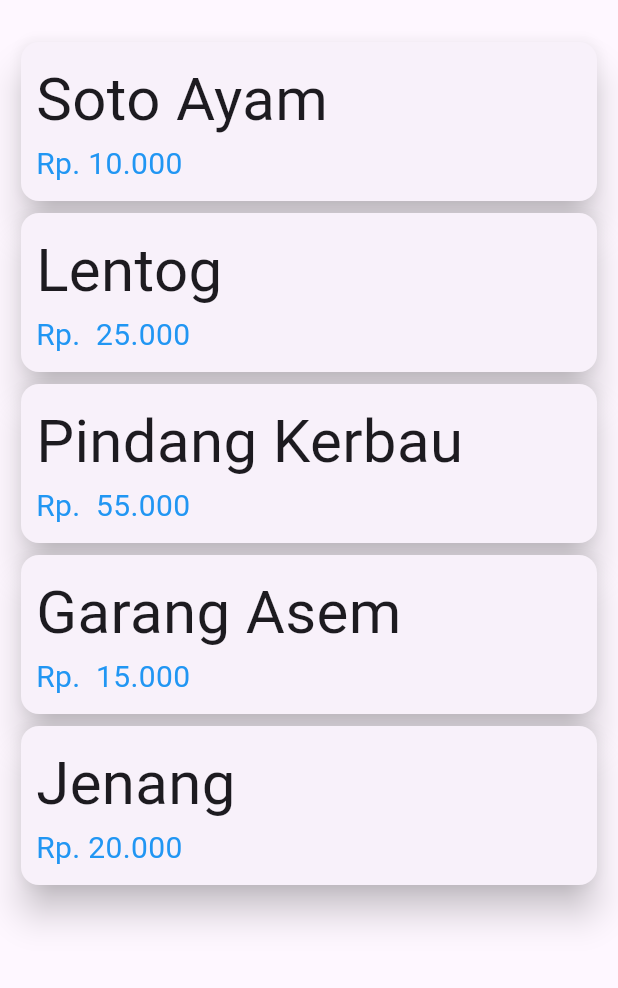
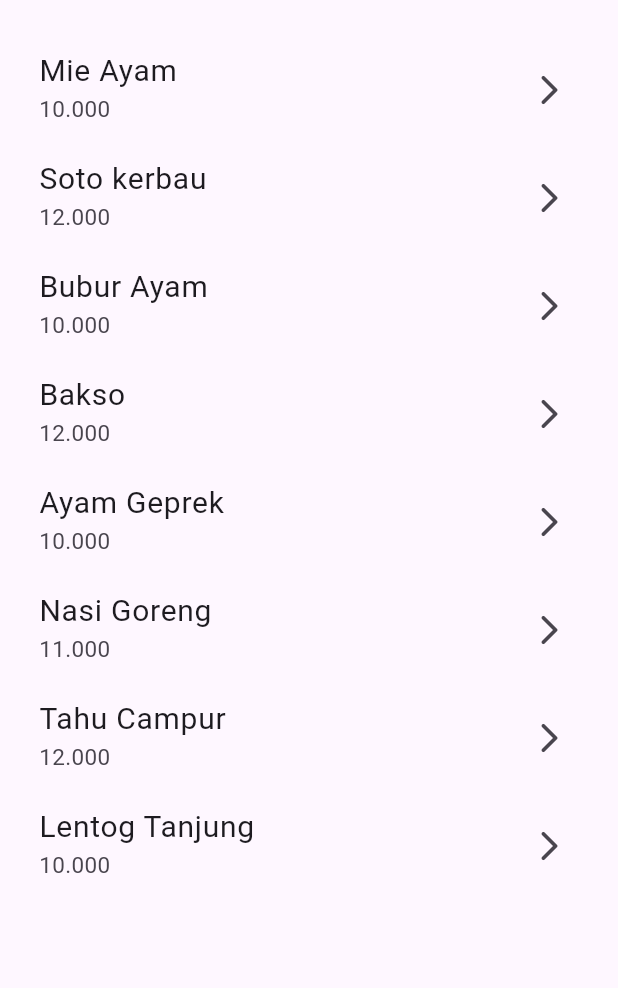
Before and after one commit to janitramahesvari/ListMakanan-GetX, a Flutter app: the screen it shows after launch, on a phone screen of 412 x 824 dp, the part 63-1051 px from its top. Run offline on Flutter 3.47's test engine with Material 3 defaults, Android fonts, the phone set to English and light mode, and no system bars; our stand-ins replace get.

Commit message:
first commit

```diff
--- a/lib/controller/listmakanan_controller.dart
+++ b/lib/controller/listmakanan_controller.dart
@@ -10,18 +10,18 @@ class ListMakananController extends GetxController {
      deskripsiMakanan: "Soto ayam khas dengan kuah bening gurih dan taburan koya",
     ratingMakanan: 4.5, reviewMakanan: "Soto ayam ini sangat enak dan gurih, cocok untuk makan siang"),
 
-    MakananModels(namaMakanan: "Lentog", hargaMakanan: " 25.000",
+    MakananModels(namaMakanan: "Lentog", hargaMakanan: "25.000",
     gambarMakanan: "https://tourism.kuduskab.go.id/wp-content/uploads/2024/12/lentog-tanjung-4-1536x1024.jpg",
     deskripsiMakanan: "Lentog khas Kudus dengan kuah santan dan taburan bawang goreng",
     ratingMakanan: 4.0, reviewMakanan: "Lentog ini sangat enak dan gurih, cocok untuk sarapan pagi"),
 
-    MakananModels(namaMakanan: "Pindang Kerbau", hargaMakanan: " 55.000",
+    MakananModels(namaMakanan: "Pindang Kerbau", hargaMakanan: "55.000",
     gambarMakanan: "https://disbudpar.kuduskab.go.id/kurmacenter/wp-content/uploads/2022/12/3-2-768x768.jpg",
     deskripsiMakanan: "Pindang daging kerbau berkuah hitam khas rempah kudus",
     ratingMakanan: 4.8, reviewMakanan: "Pindang kerbau ini sangat enak dan gurih, cocok untuk makan malam"),
 
 
-    MakananModels(namaMakanan: "Garang Asem", hargaMakanan: " 15.000", gambarMakanan:"https://nico.co.id/wp-content/uploads/2025/12/garang-asem.jpg",
+    MakananModels(namaMakanan: "Garang Asem", hargaMakanan: "15.000", gambarMakanan:"https://nico.co.id/wp-content/uploads/2025/12/garang-asem.jpg",
     deskripsiMakanan: "Garang asem makanan berkuah bening yang segar dengan daging ayam",
     ratingMakanan: 5.0, reviewMakanan: "Garang asem sangat segar, cocok untuk makan siang"),
 
--- /dev/null
+++ b/lib/controllers_09/listmakanan_controller.dart
@@ -0,0 +1,72 @@
+import 'package:firstproject/models09/makanan_model.dart';
+import 'package:get/get.dart';
+
+class ListmakananController extends GetxController {
+  // Data makanan berupa List
+  List<MakananModel> dataMakanan = [
+    MakananModel(
+      namaMakanan: "Mie Ayam",
+      harga: "10.000",
+      reviewMakanan: "Hidangan dengan cita rasa gurih yang dipadukan dengan tekstur mi yang lembut dan topping ayam berbumbu.",
+      ratingMakanan: 4.5,
+      deskripsiMakanan: "Mie ayam merupakan hidangan berbahan dasar mi yang disajikan dengan potongan daging ayam berbumbu, sayuran, dan kuah kaldu.",
+      gambarMakanan: "https://nibble-images.b-cdn.net/nibble/original_images/1000015570.jpg?class=medium",
+    ),
+    MakananModel(
+      namaMakanan: "Soto kerbau",
+      harga: "12.000",
+      reviewMakanan: "Memiliki cita rasa rempah yang khas dengan perpaduan kuah gurih dan daging kerbau yang kaya rasa.",
+      ratingMakanan: 4.0,
+      deskripsiMakanan: "Soto kerbau merupakan hidangan berkuah yang menggunakan daging kerbau sebagai bahan utama, dilengkapi bumbu rempah dan pelengkap sesuai penyajian.",
+      gambarMakanan: "https://rricoid-assets.obs.ap-southeast-4.myhuaweicloud.com/berita/Semarang/o/1718856673265-13743434_306552969709244_1835153491_n/asa1nftxb2grh13.jpeg",
+    ),
+    MakananModel(
+      namaMakanan: "Bubur Ayam",
+      harga: "10.000",
+      reviewMakanan: "Tekstur bubur yang lembut berpadu dengan rasa gurih serta beragam pelengkap yang menambah cita rasa.",
+      ratingMakanan: 4.5,
+      deskripsiMakanan: "Bubur ayam merupakan hidangan berbahan dasar beras yang dimasak hingga bertekstur lembut, kemudian disajikan dengan suwiran ayam dan aneka pelengkap.",
+      gambarMakanan: "https://i0.wp.com/resepkoki.id/wp-content/uploads/2017/04/Resep-Bubur-Ayam.jpg?fit=1536%2C1536&ssl=1",
+    ),
+    MakananModel(
+      namaMakanan: "Bakso",
+      harga: "12.000",
+      reviewMakanan: "Perpaduan tekstur bakso yang kenyal dan kuah kaldu yang gurih memberikan cita rasa yang khas.",
+      ratingMakanan: 4.5,
+      deskripsiMakanan: "Bakso merupakan hidangan berbahan dasar olahan daging yang dibentuk menjadi bola-bola, kemudian disajikan bersama kuah kaldu dan pelengkap lainnya.",
+      gambarMakanan: "https://awsimages.detik.net.id/community/media/visual/2019/08/12/dca21bf3-923c-486f-bc2e-a3dcd759b1df_43.jpeg?w=600&q=90",
+    ),
+    MakananModel(
+      namaMakanan: "Ayam Geprek",
+      harga: "10.000",
+      reviewMakanan: "Perpaduan ayam bertekstur renyah dengan sambal bercita rasa pedas memberikan sensasi rasa yang kuat.",
+      ratingMakanan: 4.5,
+      deskripsiMakanan: "Ayam geprek merupakan hidangan ayam goreng yang diolah dengan cara digeprek bersama sambal, umumnya disajikan dengan nasi putih.",
+      gambarMakanan: "https://resepkoki.id/wp-content/uploads/2019/11/Ayam-Geprek.jpg",
+    ),
+    MakananModel(
+      namaMakanan: "Nasi Goreng",
+      harga: "11.000",
+      reviewMakanan: "Memiliki aroma khas dari bumbu yang ditumis serta perpaduan rasa gurih dan manis yang seimbang.",
+      ratingMakanan: 4.0,
+      deskripsiMakanan: "Nasi goreng merupakan hidangan berbahan dasar nasi yang dimasak dengan bumbu, kecap, serta tambahan bahan seperti telur, sayuran, atau daging.     ",
+      gambarMakanan: "https://dcostseafood.id/wp-content/uploads/2023/04/Nasi-Goreng-telor.jpg",
+    ),
+    MakananModel(
+      namaMakanan: "Tahu Campur",
+      harga: "12.000",
+      reviewMakanan: "Perpaduan bahan dan bumbu bercita rasa khas menghasilkan hidangan dengan kombinasi rasa gurih dan kaya rempah.",
+      ratingMakanan: 4.0,
+      deskripsiMakanan: "Tahu campur merupakan hidangan khas Jawa Timur yang umumnya terdiri atas tahu, lontong, sayuran, lentho, dan kuah berbumbu petis.",
+      gambarMakanan: "https://i0.wp.com/resepkoki.id/wp-content/uploads/2020/03/Resep-Tahu-Campur.jpg?fit=1689%2C1920&ssl=1",
+    ),
+    MakananModel(
+      namaMakanan: "Lentog Tanjung",
+      harga: "10.000",
+      reviewMakanan: "Perpaduan lontong dan sayuran berbumbu menghasilkan cita rasa gurih yang menjadi ciri khas kuliner tradisional Kudus.",
+      ratingMakanan: 4.0,
+      deskripsiMakanan: "Lentog Tanjung merupakan kuliner khas Desa Tanjung, Kabupaten Kudus, yang terdiri atas lontong dengan sayur nangka muda dan sayur lodeh.",
+      gambarMakanan: "https://i.pinimg.com/736x/5e/df/22/5edf224c025b5080ce5317427d4e5ad6.jpg",
+    ),
+  ];
+}
--- a/lib/main.dart
+++ b/lib/main.dart
@@ -3,6 +3,7 @@ import 'package:firstproject/pages/kalkulator_page1.dart';
 import 'package:firstproject/pages/login_clonepage.dart';
 import 'package:firstproject/routes.dart';
 import 'package:firstproject/pages09/kalkulator_pagee.dart';
+import 'package:firstproject/routes09.dart';
 import 'package:flutter/material.dart';
 import 'package:get/get.dart';
 
@@ -22,8 +23,8 @@ class MyApp extends StatelessWidget {
   Widget build(BuildContext context) {
     return GetMaterialApp(
       title: 'My Learning App',
-      initialRoute: Routes.list_makanan,
-      getPages:Routes.myPages,
+      initialRoute: Routes09.list_makanan,
+      getPages:Routes09.myPages,
       theme: ThemeData(
         // This is the theme of your application.
         //
--- /dev/null
+++ b/lib/models09/makanan_model.dart
@@ -0,0 +1,20 @@
+class MakananModel {
+  // data2 makanan
+  String namaMakanan;
+  String harga;
+  String reviewMakanan;
+  double ratingMakanan;
+  String deskripsiMakanan;
+  String gambarMakanan;
+
+  // rating, desc, review
+
+  MakananModel({
+    required this.namaMakanan,
+    required this.harga,
+    required this.reviewMakanan,
+    required this.ratingMakanan,
+    required this.deskripsiMakanan,
+    required this.gambarMakanan,
+  });
+}
--- a/lib/pages/listmakanan_page.dart
+++ b/lib/pages/listmakanan_page.dart
@@ -34,7 +34,7 @@ class ListMakananPage extends StatelessWidget {
             child:Column(
               crossAxisAlignment:CrossAxisAlignment.start,
               children:[
-                Text(makanan.namaMakanan, style: TextStyle(fontSize: 40, )),
+                Text(makanan.namaMakanan, style: TextStyle(fontSize: 20, )),
                 Text("Rp. "+makanan.hargaMakanan,style: TextStyle(fontSize: 20, color: Colors.blue)),
               ]
             )
--- /dev/null
+++ b/lib/pages09/listmakanan_page.dart
@@ -0,0 +1,45 @@
+import 'package:firstproject/controllers_09/listmakanan_controller.dart';
+import 'package:firstproject/pages09/listmakanan_page.dart';
+import 'package:flutter/material.dart';
+import 'package:get/get.dart';
+import 'package:get/route_manager.dart';
+import 'package:firstproject/routes09.dart';
+
+class ListmakananPage extends StatelessWidget {
+   ListmakananPage({super.key});
+
+   final controller = Get.put(ListmakananController());
+
+  @override
+  Widget build(BuildContext context) {
+    return Scaffold(
+      appBar: AppBar(title: Text("List Makanan")),
+      body: Container(
+        margin: EdgeInsets.all(10),
+        child: ListView.builder(
+          itemCount: controller.dataMakanan.length,
+          itemBuilder: (context, index) {
+            final makanan = controller.dataMakanan[index];
+            return InkWell(
+              onTap: () {
+                 Get.toNamed(
+              Routes09.detail_makanan,
+              arguments: makanan,
+                // kalau di klik pindah ke detail list makanan
+                 );
+              },
+              child: ListTile(
+                title: Text(
+                  makanan.namaMakanan,
+                  style: TextStyle(fontSize: 20),
+                ),
+                subtitle: Text(makanan.harga, style: TextStyle(fontSize: 15)),
+                trailing: Icon(Icons.arrow_forward_ios_rounded),
+              ),
+            );
+          },
+        ),
+      ),
+    );
+  }
+}
--- /dev/null
+++ b/lib/routes09.dart
@@ -0,0 +1,20 @@
+import 'package:firstproject/pages09/listmakanan_page.dart';
+import 'package:firstproject/pages09/detailmakanan_page.dart';
+import 'package:get/get.dart';
+
+class Routes09 {
+  static const String list_makanan = "/list_makanan";
+  static const String detail_makanan = "/detail_makanan";
+
+  // Daftar halaman aplikasi
+  static final myPages = [
+    GetPage(
+      name: list_makanan,
+      page: () => ListmakananPage(),
+    ),
+    GetPage(
+      name: detail_makanan,
+      page: () => DetailmakananPage(),
+    ),
+  ];
+}
```
Also changed, not shown: lib/kalkulator_page09.dart (+134 -0 lines), lib/pages09/detailmakanan_page.dart (added, +164 -0 lines).
